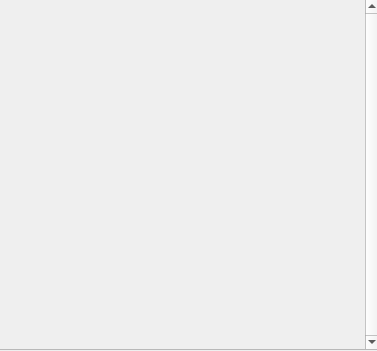
cgwire/kitsu-publisher-deprecated, file resources/views/TaskPanel.ui: the form before one commit.
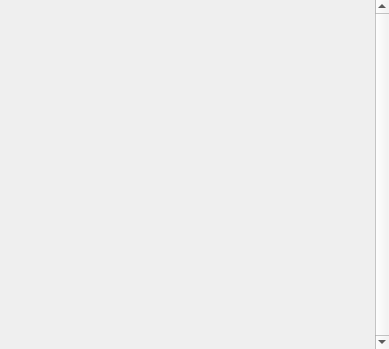
The form after the commit.

The edit to the form file:
```diff
--- a/resources/views/TaskPanel.ui
+++ b/resources/views/TaskPanel.ui
@@ -6,8 +6,8 @@
    <rect>
     <x>0</x>
     <y>0</y>
-    <width>377</width>
-    <height>351</height>
+    <width>389</width>
+    <height>349</height>
    </rect>
   </property>
   <property name="sizePolicy">
@@ -30,12 +30,12 @@
     <rect>
      <x>-1</x>
      <y>-1</y>
-     <width>381</width>
+     <width>391</width>
      <height>351</height>
     </rect>
    </property>
    <property name="sizePolicy">
-    <sizepolicy hsizetype="Preferred" vsizetype="Minimum">
+    <sizepolicy hsizetype="Preferred" vsizetype="MinimumExpanding">
      <horstretch>0</horstretch>
      <verstretch>0</verstretch>
     </sizepolicy>
@@ -69,7 +69,7 @@
      <rect>
       <x>0</x>
       <y>0</y>
-      <width>365</width>
+      <width>375</width>
       <height>349</height>
      </rect>
     </property>
```
